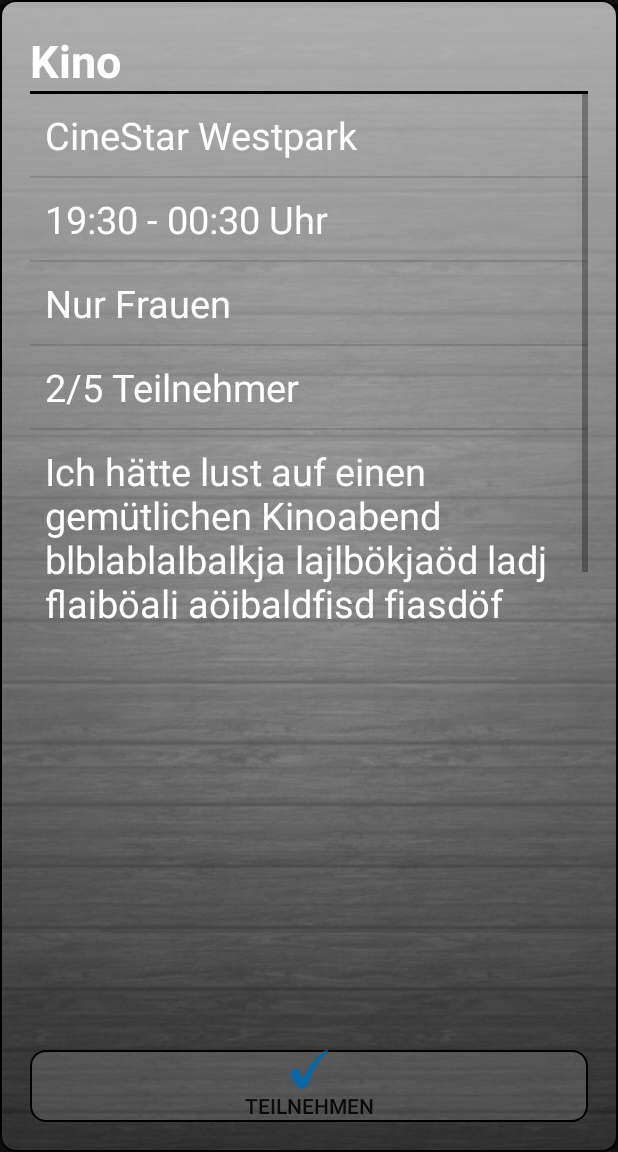
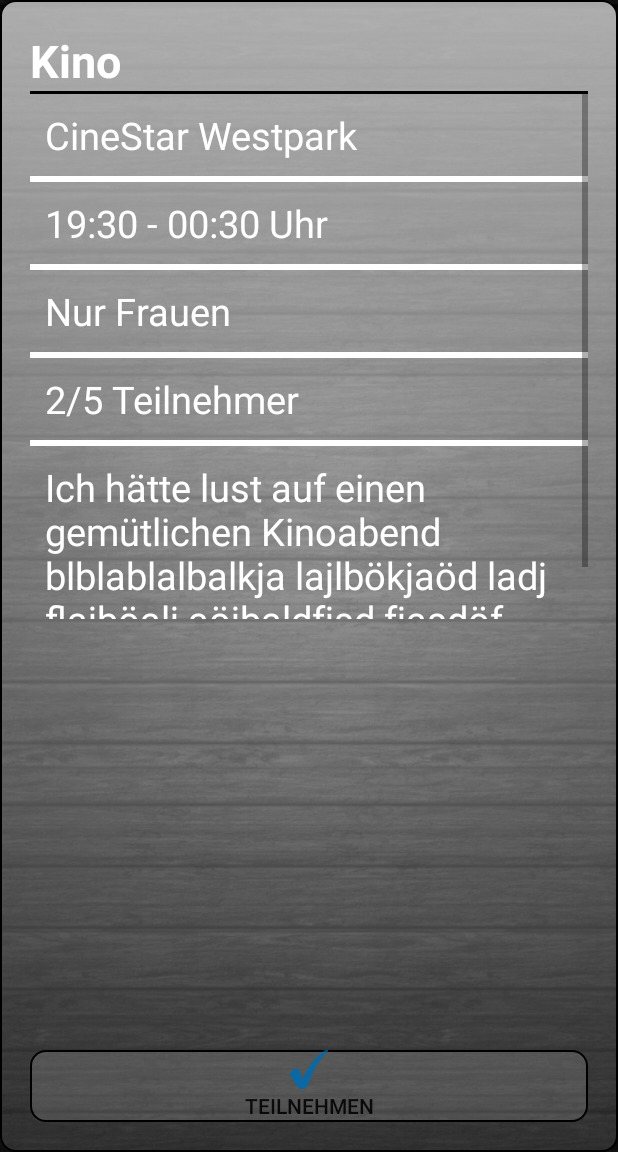
Before and after one commit to Schwarzi91/Repo_MeetAbility, an Android app: the MainActivity screen opened directly, with no data from a screen before it, after a tap on an icon or button, on a phone screen of 412 x 824 dp, the part 84-1236 px from its top. Run offline under Robolectric (Android 15) with nearby library versions, the phone set to English and light mode, and no system bars.

Commit message:
add Background to RessourceActivity

```diff
--- a/MeetAbility/app/src/main/AndroidManifest.xml
+++ b/MeetAbility/app/src/main/AndroidManifest.xml
@@ -40,7 +40,11 @@
             android:name=".RegisterActivity"
             android:label="@string/title_activity_register" >
         </activity>
-        <activity android:name="viewpager.PageViewActivity"></activity>
+        <activity android:name="viewpager.PageViewActivity" />
+        <activity
+            android:name=".MainActivity2Activity"
+            android:label="@string/title_activity_main_activity2" >
+        </activity>
     </application>
 
 </manifest>
--- a/MeetAbility/app/src/main/java/com/example/philipp/meetability/MainActivity.java
+++ b/MeetAbility/app/src/main/java/com/example/philipp/meetability/MainActivity.java
@@ -3,7 +3,10 @@ package com.example.philipp.meetability;
 import android.app.Activity;
 import android.content.Intent;
 import android.os.Bundle;
+import android.support.v7.app.ActionBarActivity;
 import android.view.Menu;
+import android.view.MenuInflater;
+import android.view.MenuItem;
 import android.view.View;
 import android.widget.Button;
 import android.widget.ImageButton;
@@ -58,10 +61,4 @@ public class MainActivity extends Activity implements View.OnClickListener
         }
     }
 
-    @Override
-    public boolean onCreateOptionsMenu(Menu menu)
-    {
-        return super.onCreateOptionsMenu(menu);
-    }
-
 }
--- a/MeetAbility/app/src/main/res/layout/activity_register.xml
+++ b/MeetAbility/app/src/main/res/layout/activity_register.xml
@@ -5,7 +5,7 @@
     android:paddingTop="@dimen/activity_vertical_margin"
     android:paddingBottom="@dimen/activity_vertical_margin"
     tools:context="com.example.philipp.meetability.RegisterActivity"
-    android:background="#ffffff">
+    android:background="@drawable/wood">
 
     <TextView
         android:id="@+id/tvRegistrieren"
--- a/MeetAbility/app/src/main/res/layout/myfragment_layout.xml
+++ b/MeetAbility/app/src/main/res/layout/myfragment_layout.xml
@@ -31,7 +31,9 @@
         <ListView
             android:layout_width="fill_parent"
             android:layout_height="350dp"
-            android:id="@+id/lvDetails"/>
+            android:id="@+id/lvDetails"
+            android:divider="#ffffff"
+            android:dividerHeight="4dp"/>
 
     </LinearLayout>
 
--- a/MeetAbility/app/src/main/res/values/strings.xml
+++ b/MeetAbility/app/src/main/res/values/strings.xml
@@ -18,4 +18,7 @@
     <string name="title_activity_screen_slider_page">ScreenSliderPageActivity</string>
     <string name="title_activity_screen_slider_page_fragment">ScreenSliderPageFragment</string>
     <string name="participate">teilnehmen</string>
+    <string name="title_activity_main_activity2">MainActivity2Activity</string>
+
+    <string name="hello_world">Hello world!</string>
 </resources>
--- a/MeetAbility/app/src/main/res/values/styles.xml
+++ b/MeetAbility/app/src/main/res/values/styles.xml
@@ -4,4 +4,5 @@
     <style name="AppTheme" parent="android:Theme.Holo.Light.DarkActionBar">
         <!-- Customize your theme here. -->
     </style>
+
 </resources>
```
